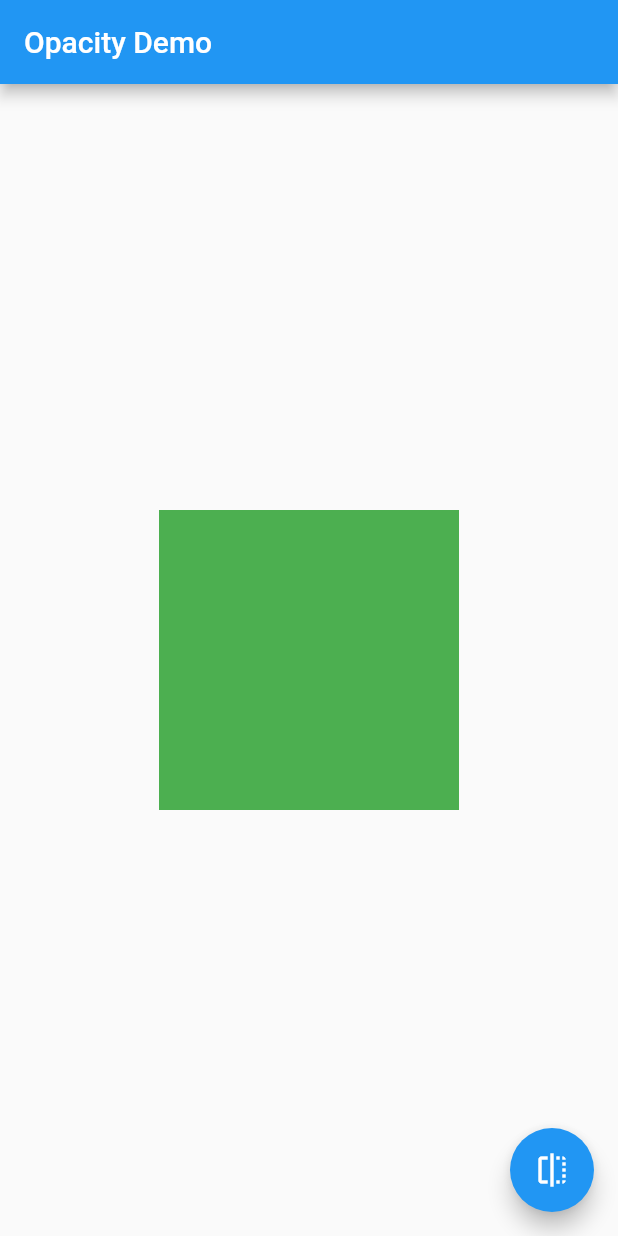
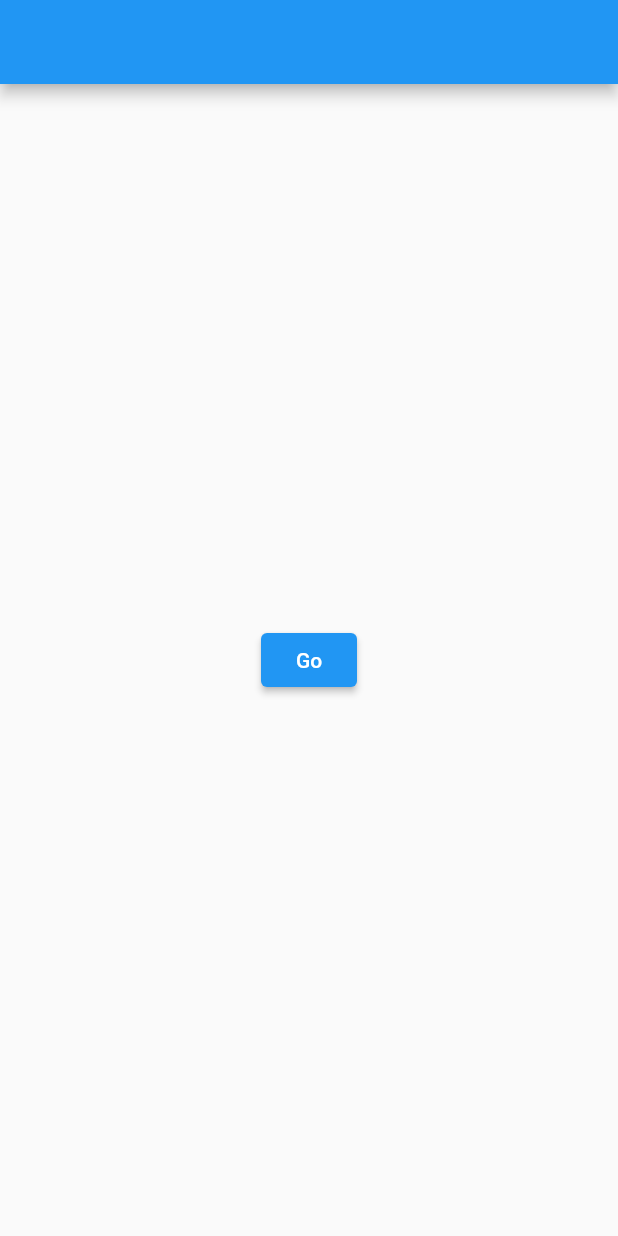
Before and after one commit to vishnu-m-c/Animation, a Flutter app: the screen it shows after launch, on a phone screen of 412 x 824 dp. Run offline on Flutter 3.47's test engine with Material 2 defaults, Android fonts, the phone set to English and light mode, and no system bars.

```diff
--- a/lib/main.dart
+++ b/lib/main.dart
@@ -1,53 +1,57 @@
+import 'package:flutter/material.dart';
+void main()
+{
+  runApp(
+     MaterialApp(
+      home: Page1(),
+    ),
+  );
+}
 
-import'package:flutter/material.dart';
-void main() => runApp( MyApp());
-class MyApp extends StatelessWidget{
-  MyApp({super.key});
+class Page1 extends StatelessWidget{
+
   @override
-  Widget build(BuildContext context){
-    const appTitle= "Opacity Demo";
-    return const MaterialApp(
-      title:appTitle,
-      home: MyHomePage(title: appTitle),
+  Widget build(BuildContext context) {
+    return Scaffold(
+      appBar:AppBar(),
+      body:Center(
+        child: ElevatedButton(
+          onPressed:()
+              {
+                Navigator.of(context).push(_createRoute());
+              },
+          child:const Text("Go"),
+        ),
+      ),
+
     );
   }
 }
-class MyHomePage extends StatefulWidget {
-  const MyHomePage({
-    super.key,
-    required this.title,
-  });
-  final String title;
-  @override
-  State<MyHomePage> createState() => _MyHomePageState();
+Route _createRoute(){
+  return PageRouteBuilder(
+    pageBuilder: (context, animation, secondaryAnimation) => const Page2(),
+        transitionsBuilder: (context, animation, secondaryAnimation,child)
+  {
+    const begin = Offset(0.0, 1.0);
+    const end = Offset.zero;
+    const curve = Curves.ease;
+
+    var tween = Tween (begin: begin , end:end).chain(CurveTween(curve:curve));
+    return SlideTransition(
+    position: animation.drive(tween),
+  child:child,
+    );
+  },
+  );
 }
-class _MyHomePageState extends State<MyHomePage>{
-  bool _visible=true;
+class Page2 extends StatelessWidget{
+  const Page2({super.key});
   @override
   Widget build(BuildContext context){
     return Scaffold(
-      appBar:AppBar(
-        title: Text(widget.title),
-      ),
-      body:Center(
-        child: AnimatedOpacity(
-          opacity: _visible ? 1.0 : 0.0,
-          duration :const Duration(milliseconds:500),
-          child: Container(
-            width:200.0,
-            height:200.0,
-            color: Colors.green,
-          ),
-        ),
-      ),
-      floatingActionButton: FloatingActionButton(
-        onPressed:(){
-          setState(() {
-            _visible= !_visible;
-          });
-        },
-        tooltip: 'Toggle Opacity',
-        child:const Icon(Icons.flip),
+      appBar: AppBar(),
+      body: const Center(
+        child: Text('Page 2')
       ),
     );
   }
```
